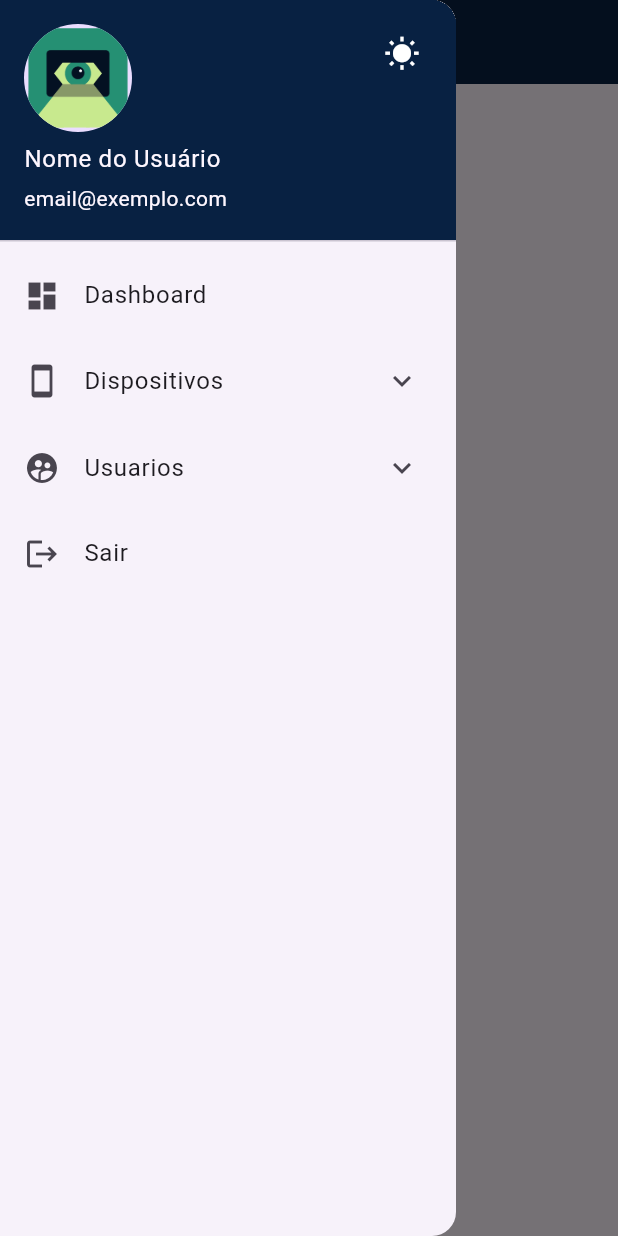
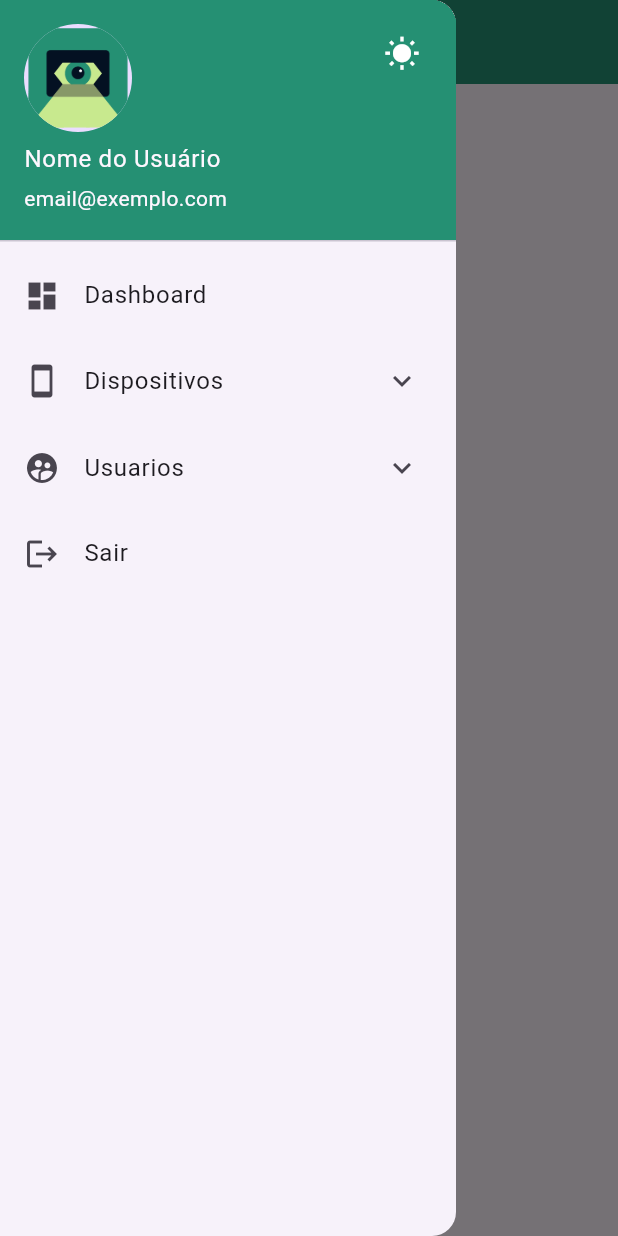
Before and after one commit to Grupo02Biopark2025/CorpSyncFlutter, a Flutter app: the MainScaffold screen opened by its route, with the side drawer open, on a phone screen of 412 x 824 dp. Run offline on Flutter 3.47's test engine with Material 3 defaults, Android fonts, the phone set to English and light mode, and no system bars; our stand-ins replace battery_plus, cloud_firestore, device_info_plus, firebase_core, flutter_map, geolocator and 4 more; missing offline and left inert: flutter_barcode_scanner, workmanager; accounts and stored records are empty.

```diff
--- a/lib/widgets/custom_drawer.dart
+++ b/lib/widgets/custom_drawer.dart
@@ -23,7 +23,7 @@ class CustomDrawer extends StatelessWidget {
               backgroundImage:
                   AssetImage('assets/images/Logo.png') as ImageProvider,
             ),
-            decoration: BoxDecoration(color: Color(0xFF082142)),
+            decoration: BoxDecoration(color: Color(0xFF259073)),
             otherAccountsPictures: <Widget>[
               IconButton(
                 icon: Icon(
--- a/lib/widgets/main_scaffold.dart
+++ b/lib/widgets/main_scaffold.dart
@@ -13,7 +13,7 @@ class MainScaffold extends StatelessWidget {
     Key? key,
     required this.body,
     required this.title,
-    this.backgroundColor = const Color(0xFF082142),
+    this.backgroundColor = const Color(0xFF259073),
     this.titleColor = Colors.white,
   }) : super(key: key);
 
--- a/pubspec.yaml
+++ b/pubspec.yaml
@@ -44,7 +44,7 @@ dependencies:
   qr_flutter: 4.1.0
   uuid: 4.5.1
   provider: ^6.0.1
-  http: ^0.13.3
+  http: ^1.4.0
   image_picker: ^0.8.4+4
   path_provider: ^2.0.11
   firebase_core: ^3.12.1
@@ -53,6 +53,10 @@ dependencies:
   device_info_plus: ^11.3.3
   battery_plus: ^6.2.1
   package_info_plus: 8.3.0
+  geolocator: ^10.0.0
+  flutter_map: ^5.0.0
+  latlong2: ^0.9.0
+  url_launcher: ^6.2.2
 
   # The following adds the Cupertino Icons font to your application.
   # Use with the CupertinoIcons class for iOS style icons.
```
Also changed, not shown: lib/main.dart (+26 -0 lines), pubspec.lock, 1 other file.
